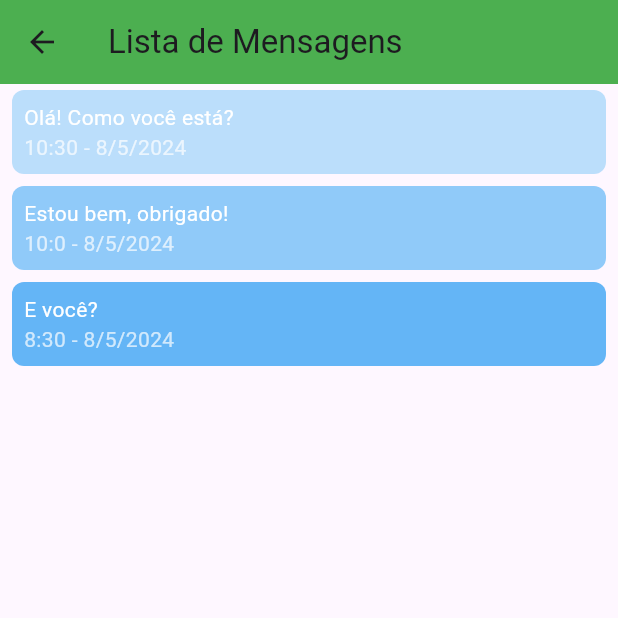
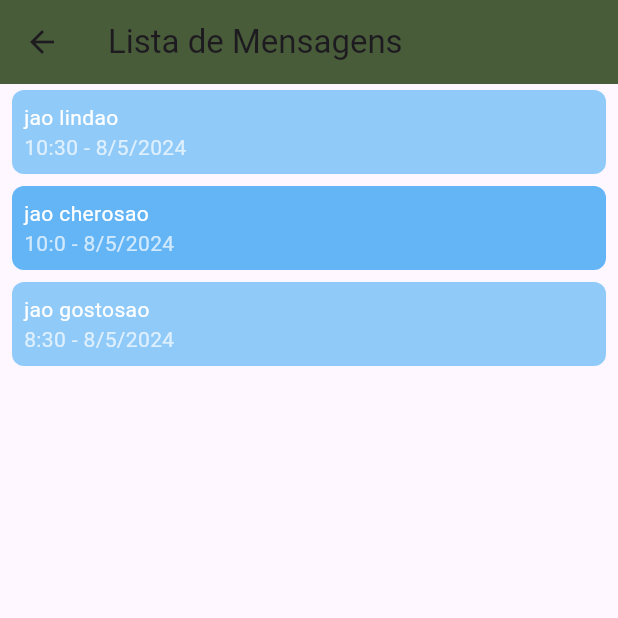
Before and after one commit to Jaorobert/AppFacul, a Flutter app: the MessageListScreen screen opened directly, on a phone screen of 412 x 824 dp, the top half of it. Run offline on Flutter 3.47's test engine with Material 3 defaults, Android fonts, the phone set to English and light mode, and no system bars.

Commit message:
api de login e alteração em alguns layouts

```diff
--- a/lib/src/pages/chat_page/chat.dart
+++ b/lib/src/pages/chat_page/chat.dart
@@ -21,23 +21,22 @@ class MyApp extends StatelessWidget {
 class MessageListScreen extends StatelessWidget {
   final List<Message> messages = [
     Message(
-      text: 'Olá! Como você está?',
+      text: 'jao lindao',
       dateTime: DateTime.now(),
     ),
     Message(
-      text: 'Estou bem, obrigado!',
+      text: 'jao cherosao',
       dateTime: DateTime.now().subtract(Duration(minutes: 30)),
     ),
     Message(
-      text: 'E você?',
+      text: 'jao gostosao',
       dateTime: DateTime.now().subtract(Duration(hours: 2)),
     ),
   ];
 
   final List<Color> bubbleColors = [
-    Colors.blue[100]!, // Azul claro
-    Colors.blue[200]!, // Azul médio
-    Colors.blue[300]!, // Azul escuro
+    Colors.blue[200]!,
+    Colors.blue[300]!,
   ];
 
   @override
@@ -45,10 +44,9 @@ class MessageListScreen extends StatelessWidget {
     return Scaffold(
       appBar: AppBar(
         title: Text('Lista de Mensagens'),
-        backgroundColor:
-            Colors.green, // Alterando a cor de fundo da AppBar para verde
+        backgroundColor: Color.fromRGBO(72, 92, 57, 1),
         leading: IconButton(
-          icon: Icon(Icons.arrow_back), // Ícone de seta para retornar
+          icon: Icon(Icons.arrow_back),
           onPressed: () {
             Navigator.pop(context);
           },
@@ -58,17 +56,15 @@ class MessageListScreen extends StatelessWidget {
         itemCount: messages.length,
         itemBuilder: (context, index) {
           final message = messages[index];
-          final color = bubbleColors[index %
-              bubbleColors.length]; // Alternando entre as cores da lista
+          final color = bubbleColors[index % bubbleColors.length];
           return Padding(
-            padding: EdgeInsets.symmetric(
-                horizontal: 8.0), // Adicionando espaçamento horizontal
+            padding: EdgeInsets.symmetric(horizontal: 8.0),
             child: Align(
-              alignment: Alignment.topLeft, // Alinhando as mensagens à esquerda
+              alignment: Alignment.topLeft,
               child: Container(
                 margin: EdgeInsets.symmetric(vertical: 4.0),
                 padding: EdgeInsets.all(8.0),
-                width: double.infinity, // Ocupando toda a largura disponível
+                width: double.infinity,
                 decoration: BoxDecoration(
                   color: color,
                   borderRadius: BorderRadius.circular(8.0),
```
